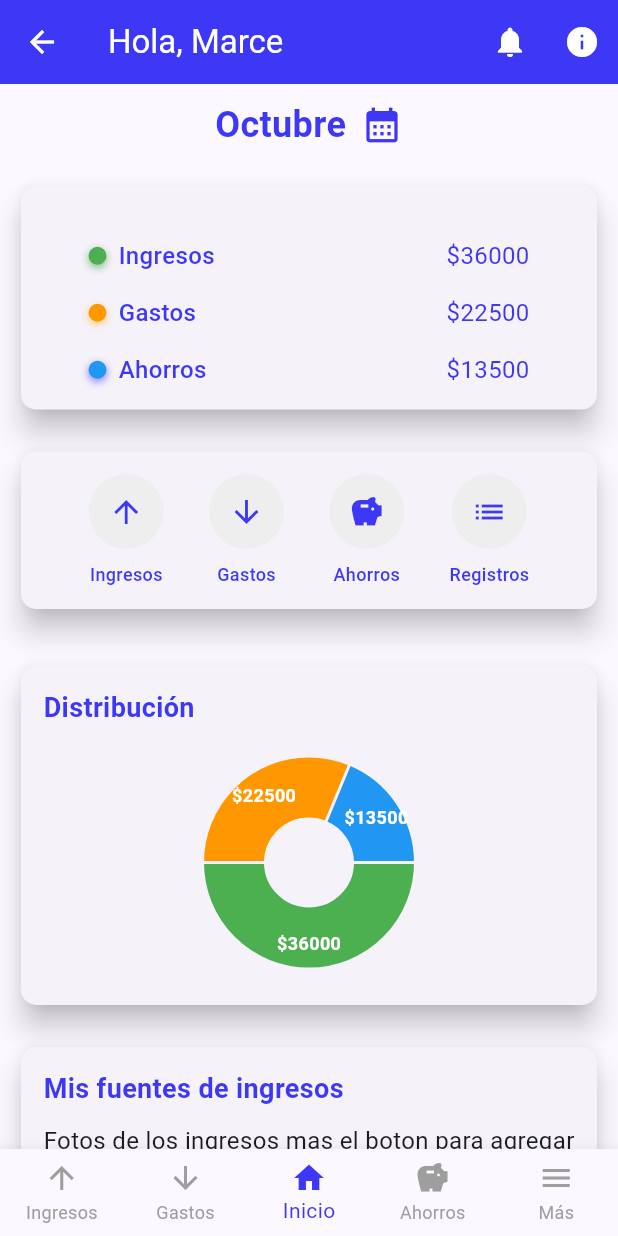
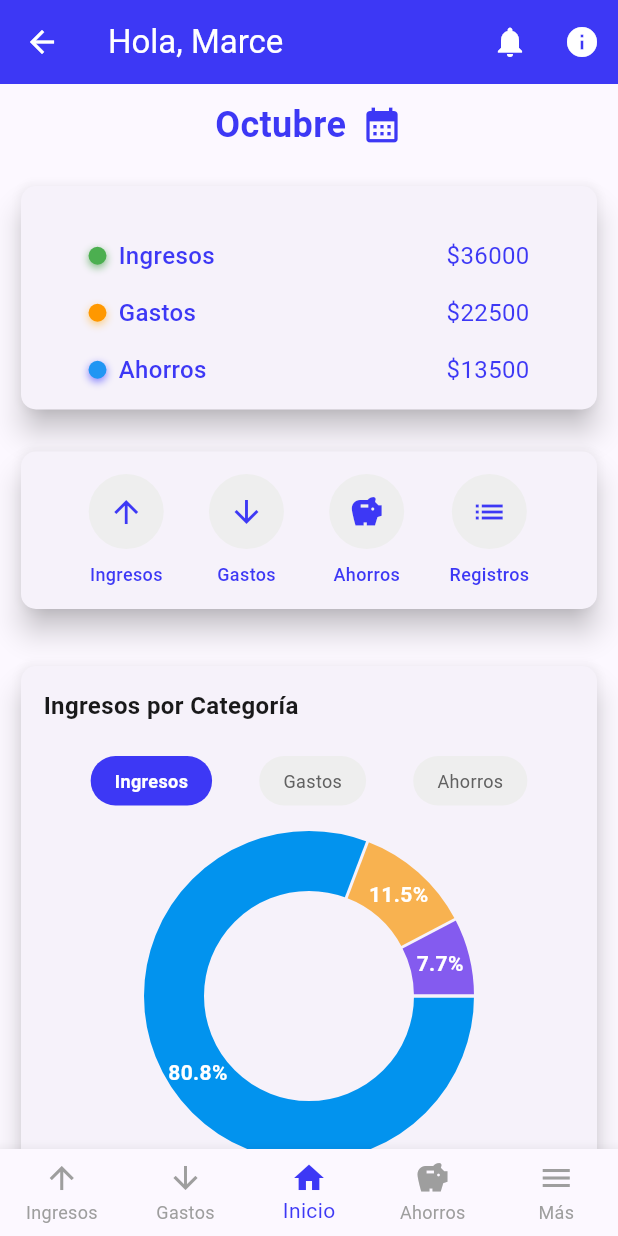
Before and after one commit to Marcee096/marnager, a Flutter app: the HomePage screen opened directly, on a phone screen of 412 x 824 dp. Run offline on Flutter 3.47's test engine with Material 3 defaults, Android fonts, the phone set to English and light mode, and no system bars; drawn by our look-alikes of fl_chart; missing offline and left inert: fluid_dropdown_input.

Commit message:
arreglar grafico de inicio

```diff
--- a/lib/src/pages/home_page.dart
+++ b/lib/src/pages/home_page.dart
@@ -16,6 +16,9 @@ class _HomePageState extends State<HomePage> {
   int _indexInicial = 2; // Inicio como selección inicial
   late int _mesSeleccionado; // Se inicializa en initState
 
+  // Variables para el carrusel de gráficos
+  int _graficoActual = 0; // 0: Ingresos, 1: Gastos, 2: Ahorros
+  final List<String> _tiposGrafico = ['Ingresos', 'Gastos', 'Ahorros'];
 
   final List<String> _meses = [
     'Enero',
@@ -31,6 +34,48 @@ class _HomePageState extends State<HomePage> {
     'Noviembre',
     'Diciembre',
   ];
+
+  // Datos de ejemplo para las categorías (estos deberían venir de la BD)
+  final Map<String, double> _datosIngresos = {
+    'Invitaciones': 21000,
+    'Joyas': 3000,
+    'Beca': 2000,
+  };
+
+  final Map<String, double> _datosGastos = {
+    'Personales': 21000,
+    'Joyas': 3000,
+    'Invitaciones': 2000,
+  };
+
+  final Map<String, double> _datosAhorros = {
+    'Vacaciones': 21000,
+    'Cumpleaños': 3000,
+    'Fondo de Emergencia': 2000,
+  };
+
+  // Método para obtener el icono según la categoría
+  IconData _obtenerIcono(String categoria) {
+    switch (categoria.toLowerCase()) {
+      case 'invitaciones':
+        return Icons.card_giftcard;
+      case 'joyas':
+        return Icons.diamond;
+      case 'beca':
+      case 'educación':
+        return Icons.school;
+      case 'personales':
+        return Icons.person;
+      case 'vacaciones':
+        return Icons.beach_access;
+      case 'cumpleaños':
+        return Icons.cake;
+      case 'fondo de emergencia':
+        return Icons.security;
+      default:
+        return Icons.attach_money;
+    }
+  }
 
   @override
   void initState() {
@@ -423,65 +468,125 @@ class _HomePageState extends State<HomePage> {
     );
   }
 
-  // Nuevo método: grafico de pastel para el resumen
-  Widget _pieChartResumen(Map<String, double> datos) {
-    final double ingresos = datos['ingresos'] ?? 0;
-    final double gastos = datos['gastos'] ?? 0;
-    final double ahorros = datos['ahorros'] ?? 0;
+  // Método para obtener datos según el gráfico seleccionado
+  Map<String, double> _obtenerDatosGraficoActual() {
+    switch (_graficoActual) {
+      case 0:
+        return _datosIngresos;
+      case 1:
+        return _datosGastos;
+      case 2:
+        return _datosAhorros;
+      default:
+        return _datosIngresos;
+    }
+  }
 
-    // Si todos son 0, mostrar placeholder (evita división por 0 visualmente)
-    if (ingresos == 0 && gastos == 0 && ahorros == 0) {
+  // Nuevo método: grafico de pastel para categorías (estilo actualizado)
+  Widget _pieChartCategorias(Map<String, double> datos) {
+    // Si no hay datos, mostrar placeholder
+    if (datos.isEmpty) {
       return const SizedBox(
-        height: 160,
+        height: 200,
         child: Center(child: Text('Sin datos para mostrar', style: TextStyle(color: Colors.grey))),
       );
     }
 
+    // Colores que coinciden con las otras páginas
+    final List<Color> colores = [
+      const Color(0xff0293ee),
+      const Color(0xfff8b250),
+      const Color(0xff845bef),
+      const Color(0xff13d38e),
+      const Color(0xffff6b6b),
+      const Color(0xff4ecdc4),
+    ];
+
+    // Calcular el total para los porcentajes
+    final double total = datos.values.reduce((a, b) => a + b);
+
     return SizedBox(
-      height: 160,
+      height: 200,
       child: PieChart(
         PieChartData(
           sectionsSpace: 2,
-          centerSpaceRadius: 30,
-          sections: [
-            PieChartSectionData(
-              value: ingresos,
-              color: Colors.green,
-              title: '\$${ingresos.toStringAsFixed(0)}',
+          centerSpaceRadius: 70,
+          sections: datos.entries.map((entry) {
+            int index = datos.keys.toList().indexOf(entry.key);
+            double porcentaje = (entry.value / total) * 100;
+            return PieChartSectionData(
+              value: entry.value,
+              color: colores[index % colores.length],
+              title: '${porcentaje.toStringAsFixed(1)}%',
               radius: 40,
               showTitle: true,
-              titleStyle: const TextStyle(color: Colors.white, fontSize: 12, fontWeight: FontWeight.bold),
+              titleStyle: const TextStyle(
+                color: Colors.white,
+                fontSize: 14,
+                fontWeight: FontWeight.bold
+              ),
               borderSide: BorderSide.none,
-              titlePositionPercentageOffset: 0.6,
-            ),
-            PieChartSectionData(
-              value: gastos,
-              color: Colors.orange,
-              title: '\$${gastos.toStringAsFixed(0)}',
-              radius: 40,
-              showTitle: true,
-              titleStyle: const TextStyle(color: Colors.white, fontSize: 12, fontWeight: FontWeight.bold),
-              borderSide: BorderSide.none,
-              titlePositionPercentageOffset: 0.6,
-            ),
-            PieChartSectionData(
-              value: ahorros,
-              color: Colors.blue,
-              title: '\$${ahorros.toStringAsFixed(0)}',
-              radius: 40,
-              showTitle: true,
-              titleStyle: const TextStyle(color: Colors.white, fontSize: 12, fontWeight: FontWeight.bold),
-              borderSide: BorderSide.none,
-              titlePositionPercentageOffset: 0.6,
-            ),
-          ],
+              titlePositionPercentageOffset: 0.5,
+            );
+          }).toList(),
         ),
       ),
     );
   }
 
-  // Nueva card que contiene el gráfico
+  // Leyenda para las categorías
+  Widget _leyendaCategorias(Map<String, double> datos) {
+    if (datos.isEmpty) {
+      return const SizedBox.shrink();
+    }
+
+    // Colores que coinciden con el gráfico
+    final List<Color> colores = [
+      const Color(0xff0293ee),
+      const Color(0xfff8b250),
+      const Color(0xff845bef),
+      const Color(0xff13d38e),
+      const Color(0xffff6b6b),
+      const Color(0xff4ecdc4),
+    ];
+
+    return Column(
+      children: datos.entries.map((entry) {
+        int index = datos.keys.toList().indexOf(entry.key);
+        return Padding(
+          padding: const EdgeInsets.symmetric(vertical: 6.0),
+          child: Row(
+            children: [
+              Icon(
+                _obtenerIcono(entry.key),
+                color: colores[index % colores.length],
+                size: 24,
+              ),
+              const SizedBox(width: 10),
+              // Nombre de la categoría y monto
+              Expanded(
+                child: Text(
+                  '${entry.key}: \$${entry.value.toStringAsFixed(0)}',
+
+                  style: const TextStyle(
+                    fontSize: 14,
+                    fontWeight: FontWeight.w500,
+                    color: Color.fromARGB(255, 21, 21, 21),
+                  ),
+                  overflow: TextOverflow.ellipsis,
+                ),
+              ),
+            ],
+          ),
+        );
+      }).toList(),
+    );
+  }
+
+  // Nueva card que contiene el gráfico con carrusel
   Widget _cardGrafico(Map<String, double> datos) {
+    final datosGrafico = _obtenerDatosGraficoActual();
+
     return Card(
       shape: RoundedRectangleBorder(borderRadius: BorderRadius.circular(10.0)),
       elevation: 8,
@@ -491,18 +596,65 @@ class _HomePageState extends State<HomePage> {
         child: Column(
           crossAxisAlignment: CrossAxisAlignment.start,
           children: [
-            const Text(
-              'Distribución',
-              style: TextStyle(
-                fontSize: 18.0,
-                fontWeight: FontWeight.bold,
-                color: Color.fromARGB(255, 61, 56, 245),
+             // Título dinámico
+            Text(
+              '${_tiposGrafico[_graficoActual]} por Categoría',
+              style: const TextStyle(
+                fontSize: 16.0,
+                fontWeight: FontWeight.w600,
+                color: Color.fromARGB(255, 25, 25, 26),
               ),
             ),
             const SizedBox(height: 10),
-            // reutiliza tu método de pie chart
-            _pieChartResumen(datos),
+            // Botones del carrusel
+            Padding(
+              padding: const EdgeInsets.symmetric(vertical: 12.0),
+              child: Row(
+                mainAxisAlignment: MainAxisAlignment.spaceEvenly,
+                children: [
+                  _buildBotonCarrusel('Ingresos', 0),
+                  _buildBotonCarrusel('Gastos', 1),
+                  _buildBotonCarrusel('Ahorros', 2),
+                ],
+              ),
+            ),
+            const SizedBox(height: 15),
+            // Gráfico de categorías
+            _pieChartCategorias(datosGrafico),
+            const SizedBox(height: 10),
+            // Leyenda
+            _leyendaCategorias(datosGrafico),
           ],
+        ),
+      ),
+    );
+  }
+
+  // Método para construir botones del carrusel
+  Widget _buildBotonCarrusel(String titulo, int indice) {
+    final bool isSelected = _graficoActual == indice;
+
+    return GestureDetector(
+      onTap: () {
+        setState(() {
+          _graficoActual = indice;
+        });
+      },
+      child: Container(
+        padding: const EdgeInsets.symmetric(horizontal: 16, vertical: 8),
+        decoration: BoxDecoration(
+          color: isSelected
+              ? const Color.fromARGB(255, 61, 56, 245)
+              : Colors.grey[200],
+          borderRadius: BorderRadius.circular(20),
+        ),
+        child: Text(
+          titulo,
+          style: TextStyle(
+            color: isSelected ? Colors.white : Colors.grey[700],
+            fontWeight: isSelected ? FontWeight.w600 : FontWeight.normal,
+            fontSize: 12,
+          ),
         ),
       ),
     );
```
